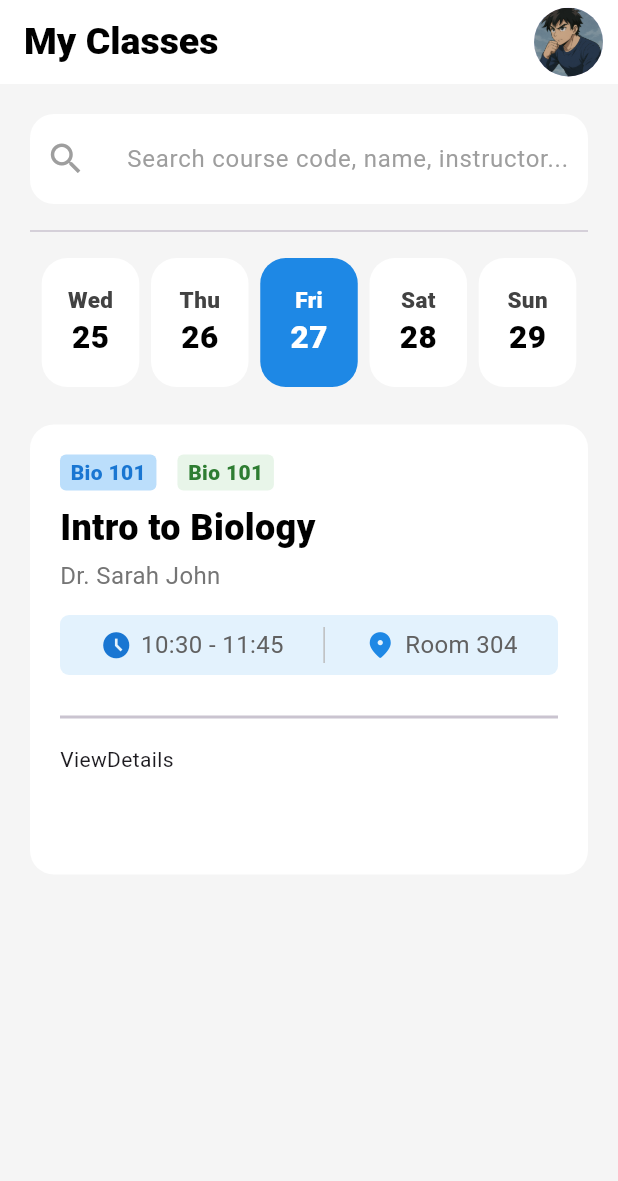
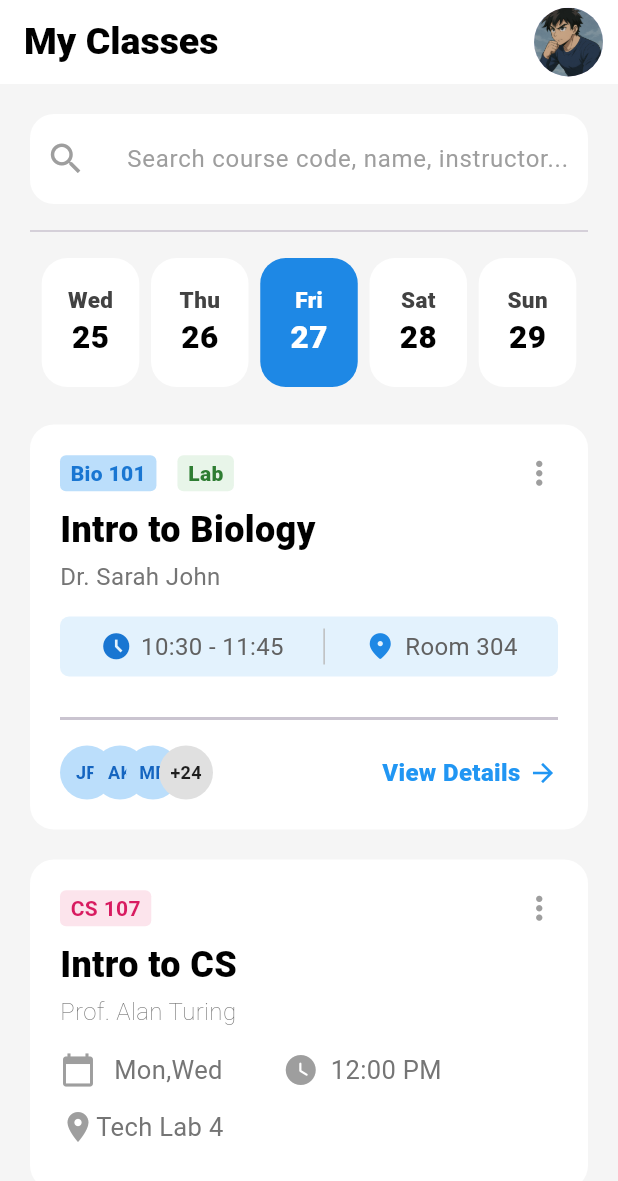
Before and after one commit to Shaurya0987/Ai-Face-Detection-Attendance-App, a Flutter app: the screen it shows after launch, on a phone screen of 412 x 824 dp. Shown: the top 1181 px of the screen. Run offline on Flutter 3.47's test engine with Material 3 defaults, Android fonts, the phone set to English and light mode, and no system bars; our stand-ins replace action_slider, fl_chart, google_fonts.

Commit message:
student DashBoard Screen Added

```diff
--- a/lib/Screens/Student_BottomNavigationBar/Screens/ClassesScreen/ClassesScreen.dart
+++ b/lib/Screens/Student_BottomNavigationBar/Screens/ClassesScreen/ClassesScreen.dart
@@ -1,5 +1,6 @@
 import 'package:facedetectionapp/Provider/ThemeProvider.dart';
 import 'package:facedetectionapp/Screens/Student_BottomNavigationBar/Screens/ClassesScreen/Components/AppBar.dart';
+import 'package:facedetectionapp/Screens/Student_BottomNavigationBar/Screens/ClassesScreen/Components/AvatarGroup.dart';
 import 'package:facedetectionapp/Screens/Student_BottomNavigationBar/Screens/ClassesScreen/Components/DayContainer.dart';
 import 'package:facedetectionapp/Screens/Student_BottomNavigationBar/Screens/ClassesScreen/Components/TextFeildWidget.dart';
 import 'package:facedetectionapp/Screens/Student_BottomNavigationBar/Screens/ClassesScreen/Components/TimeWidget.dart';
@@ -16,32 +17,38 @@ class StudentClassesScreen extends StatefulWidget {
 class _StudentClassesScreenState extends State<StudentClassesScreen> {
   final TextEditingController searchController = TextEditingController();
 
+  // ✅ ADDED (required for AvatarGroup)
+  final List<String> initials = ['JP', 'AK', 'MR'];
+  final int extraCount = 24;
+
   @override
   void dispose() {
-    searchController.dispose(); // ✅ always dispose controllers
+    searchController.dispose();
     super.dispose();
   }
 
   @override
   Widget build(BuildContext context) {
     final themeProvider = context.watch<ThemeProvider>();
+
     return Scaffold(
       backgroundColor: themeProvider.isDark
           ? Colors.grey.shade900
           : Colors.grey.shade100,
       appBar: const AppBarrrr(),
-      body: Padding(
+      body: SingleChildScrollView(
+        child: Padding(
           padding: const EdgeInsets.all(20.0),
           child: Column(
             children: [
               TextFeildWidget(searchController: searchController),
-            Padding(
-              padding: const EdgeInsets.symmetric(vertical: 10),
+              const Padding(
+                padding: EdgeInsets.symmetric(vertical: 10),
                 child: Divider(),
               ),
               Row(
                 mainAxisAlignment: MainAxisAlignment.spaceEvenly,
-              children: [
+                children: const [
                   DayContainer(day: 'Wed', date: '25', isSelected: false),
                   DayContainer(day: 'Thu', date: '26', isSelected: false),
                   DayContainer(day: 'Fri', date: '27', isSelected: true),
@@ -49,11 +56,37 @@ class _StudentClassesScreenState extends State<StudentClassesScreen> {
                   DayContainer(day: 'Sun', date: '29', isSelected: false),
                 ],
               ),
-            SizedBox(height: 15),
-            Padding(
+              const SizedBox(height: 15),
+              RecentClassWidget(initials: initials, extraCount: extraCount),
+              ClassWidget(subject: 'CS 107', subjectTopic: 'Intro to CS', teacherName: 'Prof. Alan Turing', textColor: Colors.pink.shade600, shadeColor: Colors.pink.shade50, days: 'Mon,Wed', time: '12:00 PM', classRoom: 'Tech Lab 4',),
+              ClassWidget(subject: 'Math 102', subjectTopic: 'Calculus II', teacherName: 'Dr Emily White', textColor: Colors.deepOrange.shade600, shadeColor: Colors.deepOrange.shade50, days: 'Mon,Wed,Fri', time: '1:00 PM', classRoom: 'Science Building, Room 101',),
+              ClassWidget(subject: 'Hist 105', subjectTopic: 'World History', teacherName: 'Prof. David Chan', textColor: Colors.deepPurple.shade600, shadeColor: Colors.deepPurple.shade50, days: 'Thu,Fri', time: '3:00 PM', classRoom: 'Arts Hall, Room 2B',),
+            ],
+          ),
+        ),
+      ),
+    );
+  }
+}
+
+class ClassWidget extends StatelessWidget {
+  final String subject;
+  final String subjectTopic;
+  final String teacherName;
+  final Color textColor;
+  final Color shadeColor;
+  final String days;
+  final String time;
+  final String classRoom;
+
+  const ClassWidget({super.key, required this.subject, required this.subjectTopic, required this.teacherName, required this.textColor, required this.shadeColor, required this.days, required this.time, required this.classRoom});
+
+  @override
+  Widget build(BuildContext context) {
+    return Padding(
       padding: const EdgeInsets.symmetric(vertical: 10),
       child: Container(
-                height: 300,
+        height: 220,
         width: double.infinity,
         decoration: BoxDecoration(
           color: Colors.white,
@@ -65,13 +98,120 @@ class _StudentClassesScreenState extends State<StudentClassesScreen> {
             crossAxisAlignment: CrossAxisAlignment.start,
             children: [
               Row(
+                mainAxisAlignment: MainAxisAlignment.spaceBetween,
+                children: [
+                  Container(
+                    decoration: BoxDecoration(
+                      color: shadeColor,
+                      borderRadius: BorderRadius.circular(4),
+                    ),
+                    padding: const EdgeInsets.symmetric(
+                      vertical: 2,
+                      horizontal: 7,
+                    ),
+                    child: Text(
+                      subject,
+                      style: TextStyle(
+                        color: textColor,
+                        fontWeight: FontWeight.bold,
+                      ),
+                    ),
+                  ),
+                  Icon(Icons.more_vert_outlined, color: Colors.grey, size: 25),
+                ],
+              ),
+              Padding(
+                padding: EdgeInsets.only(top: 8, bottom: 3),
+                child: Text(
+                 subjectTopic,
+                  style: TextStyle(
+                    color: Colors.black,
+                    fontWeight: FontWeight.w900,
+                    fontSize: 24,
+                  ),
+                ),
+              ),
+              Text(
+                teacherName,
+                style: TextStyle(
+                  color: Colors.grey.shade600,
+                  fontSize: 16,
+                  fontWeight: FontWeight.w100,
+                ),
+              ),
+              const SizedBox(height: 15),
+              Row(
+                children: [
+                  Icon(Icons.calendar_today, color: Colors.grey),
+                  SizedBox(width: 12),
+                  Text(
+                    days,
+                    style: TextStyle(color: Colors.grey.shade600, fontSize: 17),
+                  ),
+                  SizedBox(width: 40),
+                  Icon(Icons.watch_later_rounded, color: Colors.grey),
+                  SizedBox(width: 8),
+                  Text(
+                    time,
+                    style: TextStyle(color: Colors.grey.shade600, fontSize: 17),
+                  ),
+                ],
+              ),
+              SizedBox(height: 14),
+              Row(
+                children: [
+                  Icon(Icons.location_on, color: Colors.grey),
+                  Text(
+                    classRoom,
+                    style: TextStyle(color: Colors.grey.shade600, fontSize: 17),
+                  ),
+                ],
+              ),
+            ],
+          ),
+        ),
+      ),
+    );
+  }
+}
+
+class RecentClassWidget extends StatelessWidget {
+  const RecentClassWidget({
+    super.key,
+    required this.initials,
+    required this.extraCount,
+  });
+
+  final List<String> initials;
+  final int extraCount;
+
+  @override
+  Widget build(BuildContext context) {
+    return Padding(
+      padding: const EdgeInsets.symmetric(vertical: 10),
+      child: Container(
+        height: 270,
+        width: double.infinity,
+        decoration: BoxDecoration(
+          color: Colors.white,
+          borderRadius: BorderRadius.circular(16),
+        ),
+        child: Padding(
+          padding: const EdgeInsets.all(20.0),
+          child: Column(
+            crossAxisAlignment: CrossAxisAlignment.start,
+            children: [
+              Row(
+                mainAxisAlignment: MainAxisAlignment.spaceBetween,
+                children: [
+                  Row(
                     children: [
                       Container(
                         decoration: BoxDecoration(
                           color: Colors.blue.shade100,
                           borderRadius: BorderRadius.circular(4),
                         ),
-                            padding: EdgeInsets.symmetric(
+                        padding: const EdgeInsets.symmetric(
                           vertical: 2,
                           horizontal: 7,
                         ),
@@ -83,18 +223,18 @@ class _StudentClassesScreenState extends State<StudentClassesScreen> {
                           ),
                         ),
                       ),
-                          SizedBox(width: 14),
+                      const SizedBox(width: 14),
                       Container(
                         decoration: BoxDecoration(
                           color: Colors.green.shade50,
                           borderRadius: BorderRadius.circular(4),
                         ),
-                            padding: EdgeInsets.symmetric(
+                        padding: const EdgeInsets.symmetric(
                           vertical: 2,
                           horizontal: 7,
                         ),
                         child: Text(
-                              "Bio 101",
+                          "Lab",
                           style: TextStyle(
                             color: Colors.green.shade800,
                             fontWeight: FontWeight.w900,
@@ -103,8 +243,11 @@ class _StudentClassesScreenState extends State<StudentClassesScreen> {
                       ),
                     ],
                   ),
-                      Padding(
-                        padding: const EdgeInsets.only(top: 8, bottom: 3),
+                  Icon(Icons.more_vert_outlined, color: Colors.grey, size: 25),
+                ],
+              ),
+              const Padding(
+                padding: EdgeInsets.only(top: 8, bottom: 3),
                 child: Text(
                   "Intro to Biology",
                   style: TextStyle(
@@ -116,37 +259,36 @@ class _StudentClassesScreenState extends State<StudentClassesScreen> {
               ),
               Text(
                 "Dr. Sarah John",
+                style: TextStyle(color: Colors.grey.shade600, fontSize: 16),
+              ),
+              const SizedBox(height: 15),
+              const TimeContainer(),
+              const Padding(
+                padding: EdgeInsets.only(bottom: 10, top: 20),
+                child: Divider(thickness: 2),
+              ),
+              Row(
+                mainAxisAlignment: MainAxisAlignment.spaceBetween,
+                children: [
+                  AvatarGroup(initials: initials, extraCount: extraCount),
+                  Row(
+                    children: const [
+                      Text(
+                        "View Details",
                         style: TextStyle(
-                          color: Colors.grey.shade600,
+                          color: Colors.blue,
+                          fontWeight: FontWeight.w900,
                           fontSize: 16,
                         ),
                       ),
-                      SizedBox(height: 15),
-                      TimeContainer(),
-                      Padding(
-                        padding: const EdgeInsets.only(bottom: 10,top: 20),
-                        child: Divider(thickness: 2,),
-                      ),
-                      Row(
-                        children: [
-                          Row(
-                            children: [
-
+                      SizedBox(width: 5),
+                      Icon(Icons.arrow_forward, color: Colors.blue, size: 20),
                     ],
                   ),
-                          Row(
-                            children: [
-                              Text("ViewDetails")
-                            ],
-                          )
-                        ],
-                      )
                 ],
               ),
+            ],
           ),
-              ),
-            ),
-          ],
         ),
       ),
     );
--- /dev/null
+++ b/lib/Screens/Student_BottomNavigationBar/Screens/ClassesScreen/Components/AvatarGroup.dart
@@ -0,0 +1,56 @@
+import 'package:flutter/material.dart';
+
+class AvatarGroup extends StatelessWidget {
+  final List<String> initials;
+  final int extraCount;
+
+  const AvatarGroup({
+    super.key,
+    required this.initials,
+    required this.extraCount,
+  });
+
+  @override
+  Widget build(BuildContext context) {
+    return SizedBox(
+      height: 36,
+      width: (initials.length + 1) * 22.0 + 18,
+      child: Stack(
+        children: [
+          for (int i = 0; i < initials.length; i++)
+            Positioned(
+              left: i * 22.0,
+              child: _avatarCircle(
+                initials[i],
+                Colors.blue.shade100,
+                Colors.blue.shade800,
+              ),
+            ),
+          Positioned(
+            left: initials.length * 22.0,
+            child: _avatarCircle(
+              '+$extraCount',
+              Colors.grey.shade300,
+              Colors.black87,
+            ),
+          ),
+        ],
+      ),
+    );
+  }
+
+  Widget _avatarCircle(String text, Color bg, Color fg) {
+    return CircleAvatar(
+      radius: 18,
+      backgroundColor: bg,
+      child: Text(
+        text,
+        style: TextStyle(
+          color: fg,
+          fontWeight: FontWeight.w600,
+          fontSize: 12,
+        ),
+      ),
+    );
+  }
+}
```
Lines whose indentation alone changed are shown as unchanged.
